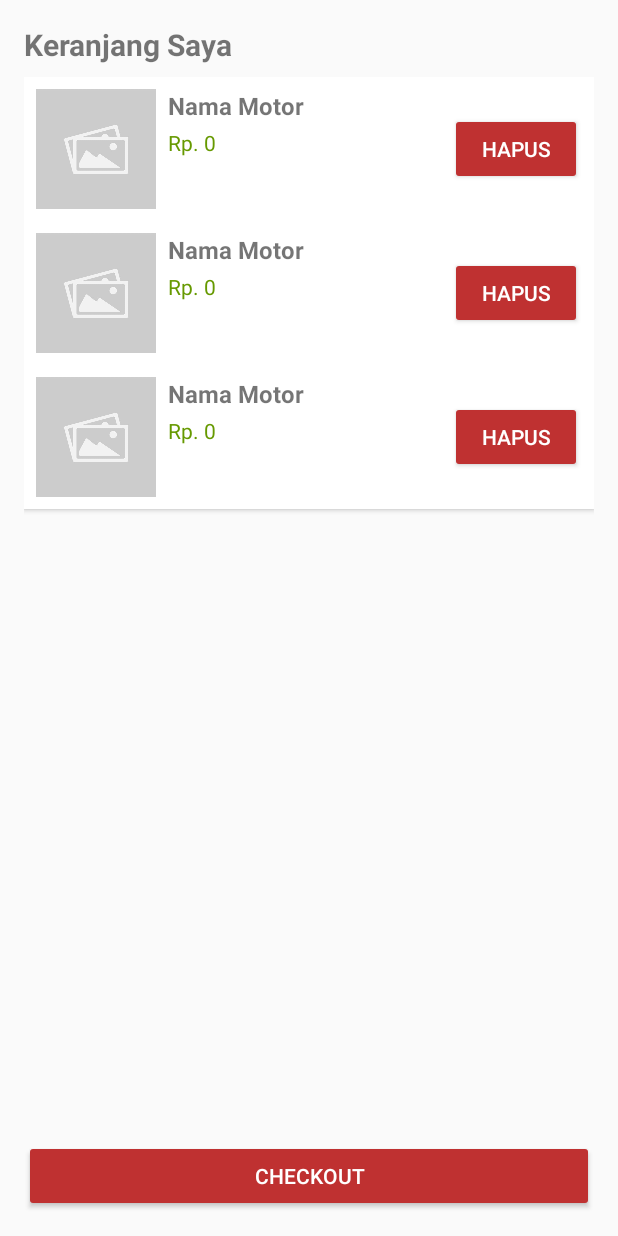
After one commit to wahyuwijaya27/kotlin-motor-frontend, an Android app: the layout activity_cart.xml on its own in the app's theme, with its tools: preview values and no code run, on a phone screen of 412 x 824 dp. The commit adds this screen. Run offline under Robolectric (Android 15) with nearby library versions, the phone set to English and light mode, and no system bars.

Commit message:
Update cart

```diff
--- a/app/src/main/AndroidManifest.xml
+++ b/app/src/main/AndroidManifest.xml
@@ -18,6 +18,9 @@
         android:supportsRtl="true"
         android:theme="@style/Theme.Motorku"
         tools:targetApi="31">
+        <activity
+            android:name=".CartActivity"
+            android:exported="false" />
         <activity
             android:name=".PetunjukPembelianActivity"
             android:exported="false" />
--- a/app/src/main/java/com/example/motorku/api/ApiInterface.kt
+++ b/app/src/main/java/com/example/motorku/api/ApiInterface.kt
@@ -6,11 +6,13 @@ import com.example.motorku.Item
 import com.example.motorku.ItemRiwayat
 import com.example.motorku.respon.CheckoutResponse
 import com.example.motorku.respon.LoginRespon
+import com.example.motorku.respon.ResponseItem
 import okhttp3.MultipartBody
 import okhttp3.RequestBody
 import okhttp3.ResponseBody
 import retrofit2.Call
 import retrofit2.http.Body
+import retrofit2.http.DELETE
 import retrofit2.http.Field
 import retrofit2.http.FormUrlEncoded
 import retrofit2.http.GET
@@ -79,6 +81,22 @@ interface ApiInterface {
         @Part bukti_transaksi: MultipartBody.Part
     ): Call<ApiResponse>
 
+    @FormUrlEncoded
+    @POST("carts")
+    fun addToCart(
+        @Header("Authorization") token: String,
+        @Field("motor_id") motorId: Int,
+    ): Call<ApiResponse>
 
+    @GET("carts")
+    fun getCartItems(
+        @Header("Authorization") token: String
+    ): Call<List<ResponseItem>>
+
+    @DELETE("carts/{id}")
+    fun deleteCartItem(
+        @Header("Authorization") token: String,
+        @Path("id") id: Int
+    ): Call<ApiResponse>
 
 }
--- a/app/src/main/java/com/example/motorku/api/RetrofitClient.kt
+++ b/app/src/main/java/com/example/motorku/api/RetrofitClient.kt
@@ -6,7 +6,7 @@ import retrofit2.Retrofit
 import retrofit2.converter.gson.GsonConverterFactory
 
 object RetrofitClient {
-    private const val BASE_URL = "http://192.168.100.24:8000/api/"
+    private const val BASE_URL = "http://192.168.0.16:8000/api/"
 
     // Logging untuk memonitor HTTP request dan response
     private val loggingInterceptor = HttpLoggingInterceptor().apply {
--- /dev/null
+++ b/app/src/main/res/layout/activity_cart.xml
@@ -0,0 +1,37 @@
+<RelativeLayout xmlns:android="http://schemas.android.com/apk/res/android"
+    android:layout_width="match_parent"
+    android:layout_height="match_parent"
+    xmlns:tools="http://schemas.android.com/tools"
+    android:padding="16dp">
+
+    <!-- Title -->
+    <TextView
+        android:id="@+id/tvTitle"
+        android:layout_width="wrap_content"
+        android:layout_height="wrap_content"
+        android:text="Keranjang Saya"
+        android:textSize="20sp"
+        android:textStyle="bold" />
+
+    <!-- RecyclerView untuk daftar keranjang -->
+    <androidx.recyclerview.widget.RecyclerView
+        android:id="@+id/rvCart"
+
+        android:layout_width="match_parent"
+        android:layout_height="0dp"
+        android:layout_below="@id/tvTitle"
+        android:layout_above="@id/btnCheckout"
+        android:layout_marginTop="8dp"
+        tools:listitem="@layout/item_cart"
+        android:layout_marginBottom="16dp" />
+
+    <!-- Tombol Checkout -->
+    <Button
+        android:id="@+id/btnCheckout"
+        android:layout_width="match_parent"
+        android:layout_height="wrap_content"
+        android:text="Checkout"
+        android:backgroundTint="@color/primaryColor"
+        android:textColor="@android:color/white"
+        android:layout_alignParentBottom="true" />
+</RelativeLayout>
--- a/app/src/main/res/layout/fragment_home.xml
+++ b/app/src/main/res/layout/fragment_home.xml
@@ -33,7 +33,7 @@
                 android:id="@+id/H_search"/>
 
             <ImageView
-                android:id="@+id/filter_icon"
+                android:id="@+id/ic_cart"
                 android:layout_width="30dp"
                 android:layout_height="30dp"
                 android:src="@drawable/ic_cart"
--- /dev/null
+++ b/app/src/main/res/layout/item_cart.xml
@@ -0,0 +1,55 @@
+<RelativeLayout
+    xmlns:android="http://schemas.android.com/apk/res/android"
+    android:layout_width="match_parent"
+    android:layout_height="wrap_content"
+    android:padding="8dp"
+    android:background="@android:color/white"
+    android:elevation="2dp">
+
+    <!-- Gambar Motor -->
+    <ImageView
+        android:id="@+id/imgMotor"
+        android:layout_width="80dp"
+        android:layout_height="80dp"
+        android:layout_alignParentStart="true"
+        android:layout_centerVertical="true"
+        android:scaleType="centerCrop"
+        android:src="@drawable/ic_placeholder" />
+
+    <!-- Nama Motor -->
+    <TextView
+        android:id="@+id/tvMotorName"
+        android:layout_width="wrap_content"
+        android:layout_height="wrap_content"
+        android:layout_toEndOf="@id/imgMotor"
+        android:layout_marginStart="8dp"
+        android:text="Nama Motor"
+        android:textSize="16sp"
+        android:textStyle="bold"
+        android:ellipsize="end"
+        android:maxLines="1" />
+
+    <!-- Harga Motor -->
+    <TextView
+        android:id="@+id/tvMotorPrice"
+        android:layout_width="wrap_content"
+        android:layout_height="wrap_content"
+        android:layout_below="@id/tvMotorName"
+        android:layout_toEndOf="@id/imgMotor"
+        android:layout_marginStart="8dp"
+        android:layout_marginTop="4dp"
+        android:text="Rp. 0"
+        android:textSize="14sp"
+        android:textColor="@android:color/holo_green_dark" />
+
+    <!-- Tombol Hapus -->
+    <Button
+        android:id="@+id/btnDelete"
+        android:layout_width="wrap_content"
+        android:layout_height="wrap_content"
+        android:layout_alignParentEnd="true"
+        android:layout_centerVertical="true"
+        android:text="Hapus"
+        android:backgroundTint="@color/primaryColor"
+        android:textColor="@android:color/white" />
+</RelativeLayout>
--- a/app/src/main/res/xml/network_security_config.xml
+++ b/app/src/main/res/xml/network_security_config.xml
@@ -1,6 +1,6 @@
 <?xml version="1.0" encoding="utf-8"?>
 <network-security-config xmlns:android="http://schemas.android.com/apk/res/android">
     <domain-config cleartextTrafficPermitted="true">
-        <domain includeSubdomains="true">192.168.100.24</domain>
+        <domain includeSubdomains="true">192.168.0.16</domain>
     </domain-config>
 </network-security-config>
```
Also changed, not shown: app/src/main/java/com/example/motorku/BuktiPembelianActivity.kt (+30 -29 lines), app/src/main/java/com/example/motorku/CartActivity.kt (added, +63 -0 lines), app/src/main/java/com/example/motorku/CartAdapter.kt (added, +62 -0 lines), app/src/main/java/com/example/motorku/DeskripsiMotorActivity.kt (+37 -0 lines), app/src/main/java/com/example/motorku/HomeFragment.kt (+8 -0 lines), app/src/main/java/com/example/motorku/LoginActivity.kt (+29 -0 lines), app/src/main/java/com/example/motorku/respon/CartResponse.kt (added, +36 -0 lines), app/src/main/res/layout/activity_bukti_pembelian.xml (+13 -8 lines), app/src/main/res/layout/activity_deskripsi_motor.xml (+41 -21 lines), app/src/main/res/drawable/ic_placeholder.jpg (added).
